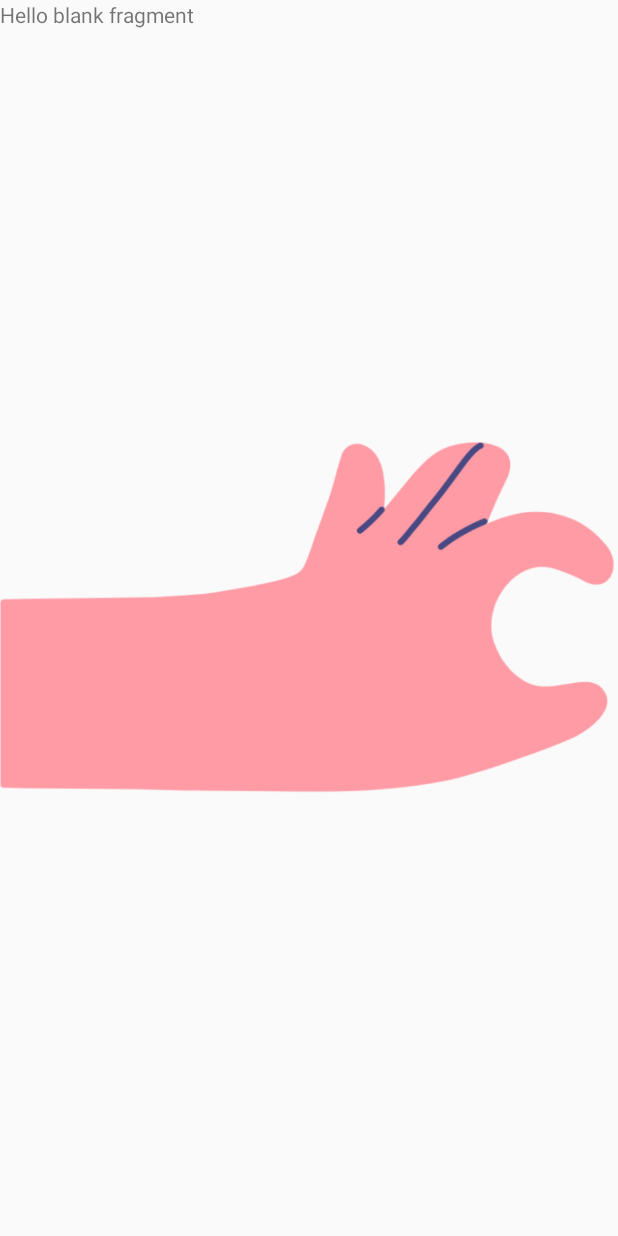
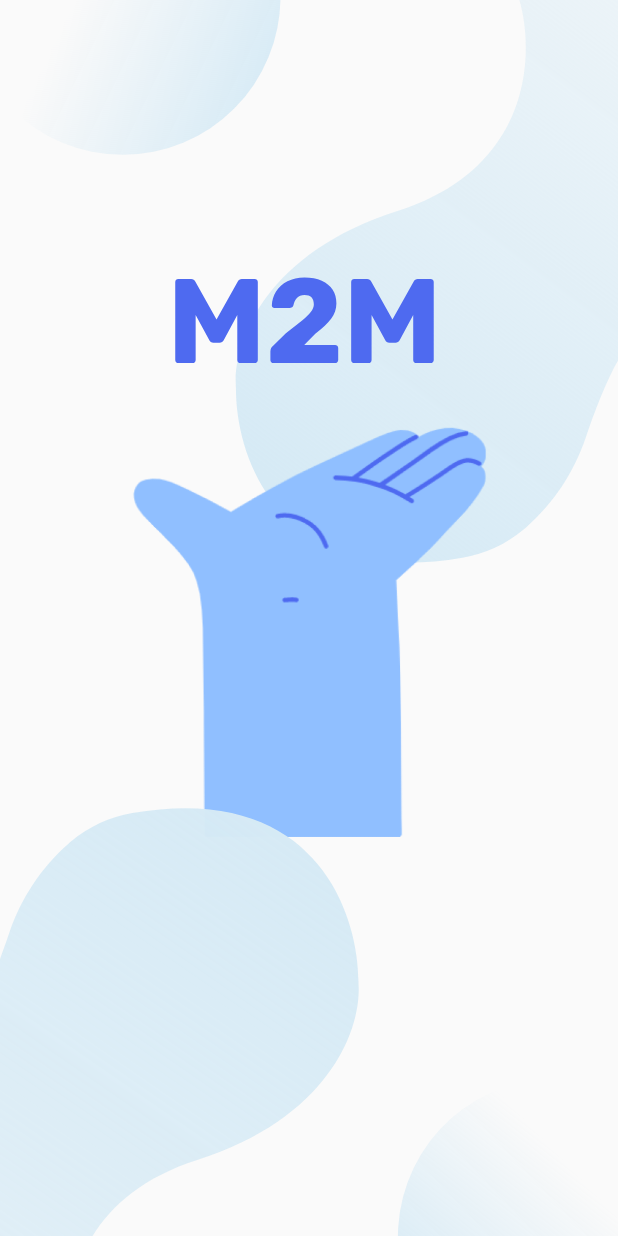
Before and after one commit to UBC-BEST/deprecated-frontend-m2m, an Android app: the screen it shows after launch (MainActivity), on a phone screen of 412 x 824 dp. Run offline under Robolectric (Android 15) with nearby library versions, the phone set to English and light mode, and no system bars.

Commit message:
finsih landing screen

```diff
--- a/tutorial/androidApp/src/main/java/com/example/tutorial/androidApp/MainActivity.kt
+++ b/tutorial/androidApp/src/main/java/com/example/tutorial/androidApp/MainActivity.kt
@@ -15,6 +15,6 @@ class MainActivity : AppCompatActivity() {
             this.supportActionBar!!.hide()
         } catch (e: NullPointerException) {
         }
-        setContentView(R.layout.fragment_complete_exercises)
+        setContentView(R.layout.fragment_landing)
     }
 }
--- a/tutorial/androidApp/src/main/res/layout/fragment_landing.xml
+++ b/tutorial/androidApp/src/main/res/layout/fragment_landing.xml
@@ -22,6 +22,7 @@
                 android:layout_width="wrap_content"
                 android:layout_height="wrap_content"
                 android:layout_gravity="center_vertical|center_horizontal"
+                android:contentDescription="@string/top_left_blob"
                 android:src="@drawable/ic_ellipse_top_left_landing"
                 app:layout_constraintStart_toStartOf="parent"
                 app:layout_constraintTop_toTopOf="parent" />
@@ -31,6 +32,7 @@
                 android:layout_width="wrap_content"
                 android:layout_height="wrap_content"
                 android:layout_gravity="center_vertical|center_horizontal"
+                android:contentDescription="@string/top_right_blob"
                 android:src="@drawable/ic_ellipse_top_right_landing"
                 app:layout_constraintEnd_toEndOf="parent"
                 app:layout_constraintTop_toTopOf="parent" />
@@ -42,13 +44,25 @@
                 android:layout_gravity="center_vertical|center_horizontal"
                 android:layout_marginStart="112dp"
                 android:layout_marginTop="184dp"
+                android:contentDescription="@string/app_name_m2m"
+                android:paddingBottom="30dp"
                 android:src="@drawable/ic_m2m"
                 app:layout_constraintStart_toStartOf="parent"
                 app:layout_constraintTop_toTopOf="parent" />
 
+            <ImageView
+                android:id="@+id/hands_show"
+                android:layout_width="250dp"
+                android:layout_height="280dp"
+                android:layout_gravity="center_vertical|center_horizontal"
+                android:contentDescription="@string/hand_with_palm_outstreched"
+                android:src="@drawable/hands_show"
+                app:layout_constraintBottom_toBottomOf="parent"
+                app:layout_constraintEnd_toEndOf="parent"
+                app:layout_constraintStart_toStartOf="parent"
+                app:layout_constraintTop_toBottomOf="@+id/m2m" />
 
         </androidx.constraintlayout.widget.ConstraintLayout>
-    </RelativeLayout>
 
         <androidx.constraintlayout.widget.ConstraintLayout
             android:layout_width="match_parent"
@@ -59,6 +73,7 @@
                 android:layout_width="wrap_content"
                 android:layout_height="wrap_content"
                 android:layout_gravity="bottom"
+                android:contentDescription="@string/bottom_left_blob"
                 android:src="@drawable/ic_ellipse_bottom_left_landing"
                 app:layout_constraintBottom_toBottomOf="parent"
                 app:layout_constraintStart_toStartOf="parent" />
@@ -68,9 +83,13 @@
                 android:layout_width="wrap_content"
                 android:layout_height="wrap_content"
                 android:layout_gravity="bottom"
+                android:contentDescription="@string/bottom_right_blob"
                 android:src="@drawable/ic_ellipse_bottom_right_landing"
                 app:layout_constraintBottom_toBottomOf="parent"
                 app:layout_constraintEnd_toEndOf="parent" />
+
         </androidx.constraintlayout.widget.ConstraintLayout>
+    </RelativeLayout>
+
 
 </LinearLayout>
--- a/tutorial/androidApp/src/main/res/values/strings.xml
+++ b/tutorial/androidApp/src/main/res/values/strings.xml
@@ -19,4 +19,10 @@
     <string name="invalid_password">Password must be >5 characters</string>
     <string name="login_failed">"Login failed"</string>
     <string name="hands_showing">hand</string>
+    <string name="top_left_blob">top left blob</string>
+    <string name="app_name_m2m">app name: m2m</string>
+    <string name="top_right_blob">top right blob</string>
+    <string name="hand_with_palm_outstreched">hand with palm outstreched</string>
+    <string name="bottom_left_blob">bottom left blob</string>
+    <string name="bottom_right_blob">bottom right blob</string>
 </resources>
```
Lines whose indentation alone changed are shown as unchanged.
